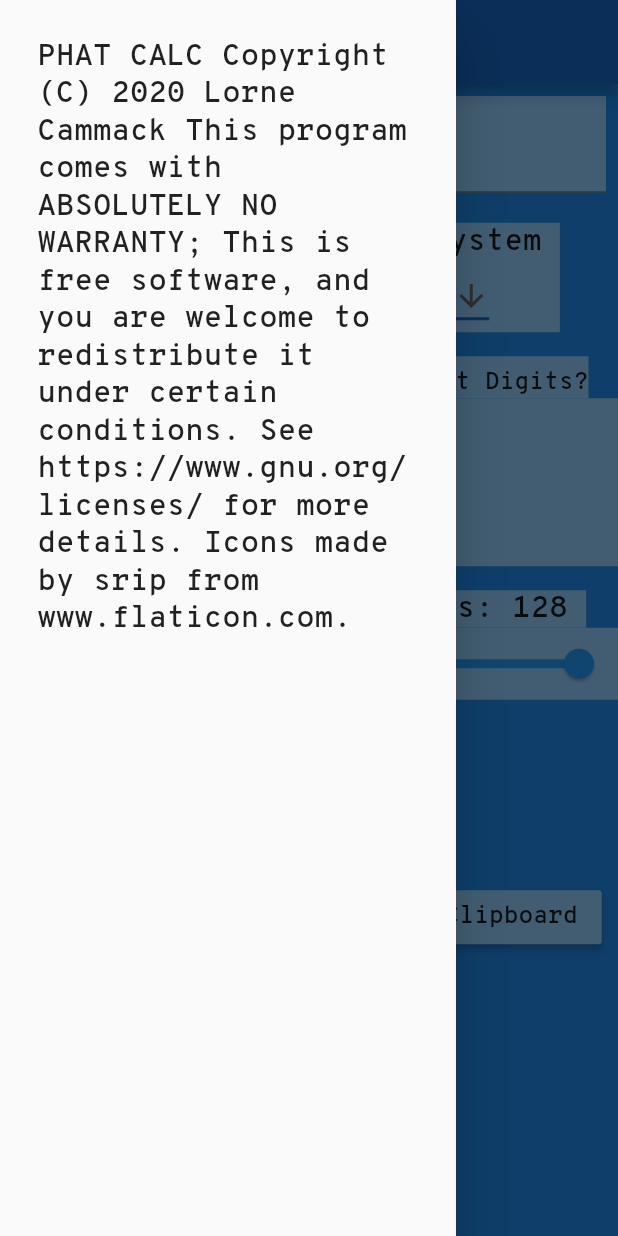
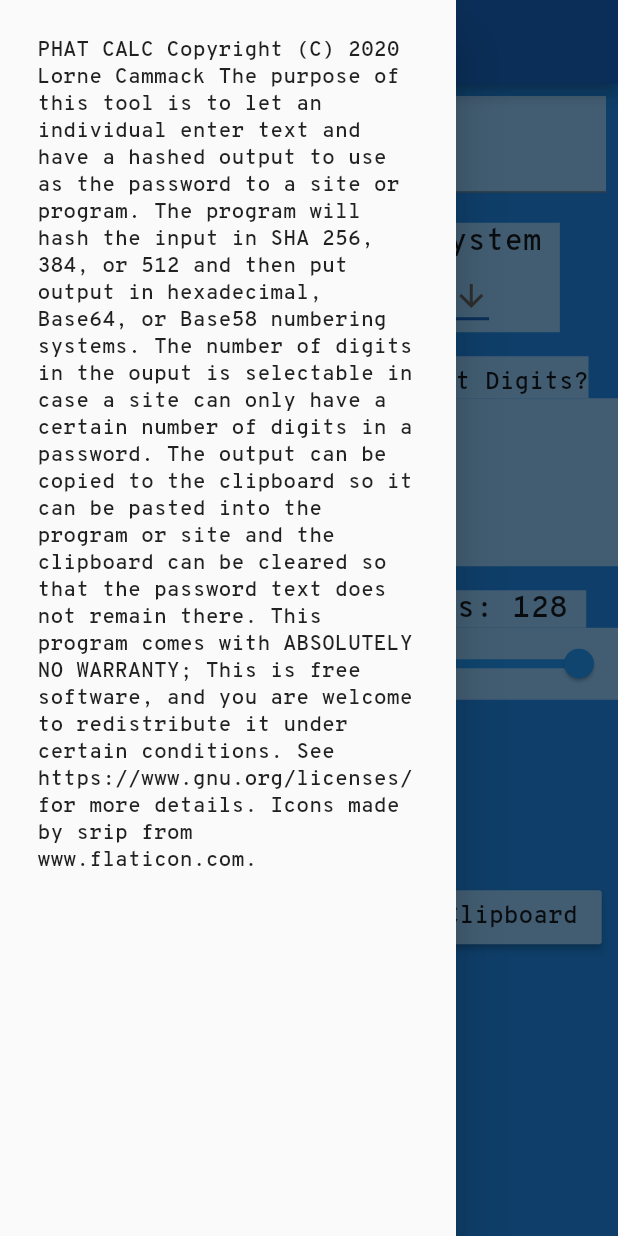
Before and after one commit to lowcam/PHAT-Flutter-GUI, a Flutter app: the screen it shows after launch, with the side drawer open, on a phone screen of 412 x 824 dp. Run offline on Flutter 3.47's test engine with Material 2 defaults, Android fonts, the phone set to English and light mode, and no system bars; our stand-ins replace convert; missing offline and left inert: fast_base58.

Commit message:
updated files getting ready to publish

```diff
--- a/phat_flutter_gui/lib/main.dart
+++ b/phat_flutter_gui/lib/main.dart
@@ -94,8 +94,8 @@
           child: Padding(
             padding: const EdgeInsets.all(25.0),
             child: Text(
-                'PHAT CALC Copyright (C) 2020 Lorne Cammack This program comes with ABSOLUTELY NO WARRANTY; This is free software, and you are welcome to redistribute it under certain conditions. See https://www.gnu.org/licenses/ for more details. Icons made by srip from www.flaticon.com.',
-              style: TextStyle(fontFamily: 'OverpassMono',fontSize: 20,fontWeight: FontWeight.bold),
+                'PHAT CALC Copyright (C) 2020 Lorne Cammack The purpose of this tool is to let an individual enter text and have a hashed output to use as the password to a site or program. The program will hash the input in SHA 256, 384, or 512 and then put output in hexadecimal, Base64, or Base58 numbering systems. The number of digits in the ouput is selectable in case a site can only have a certain number of digits in a password. The output can be copied to the clipboard so it can be pasted into the program or site and the clipboard can be cleared so that the password text does not remain there. This program comes with ABSOLUTELY NO WARRANTY; This is free software, and you are welcome to redistribute it under certain conditions. See https://www.gnu.org/licenses/ for more details. Icons made by srip from www.flaticon.com.',
+              style: TextStyle(fontFamily: 'OverpassMono',fontSize: 14,fontWeight: FontWeight.bold),
             ),
           ),
 
```
Also changed, not shown: 1 other file.
